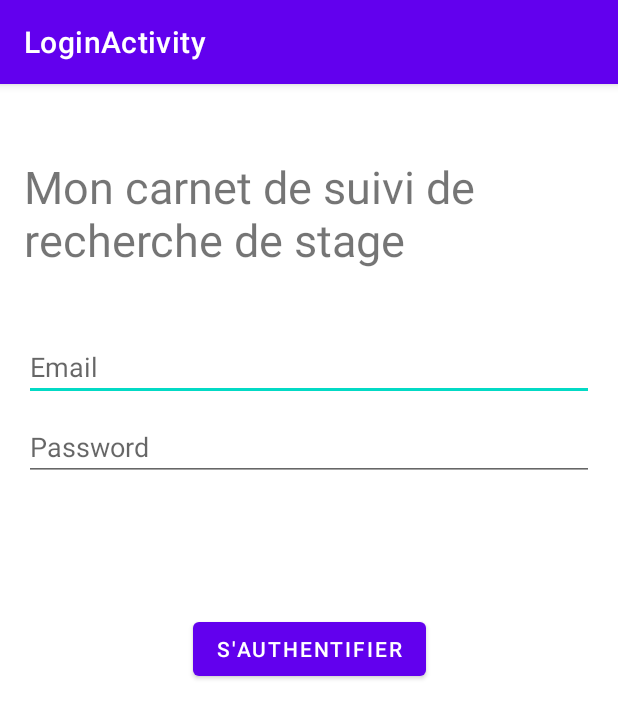
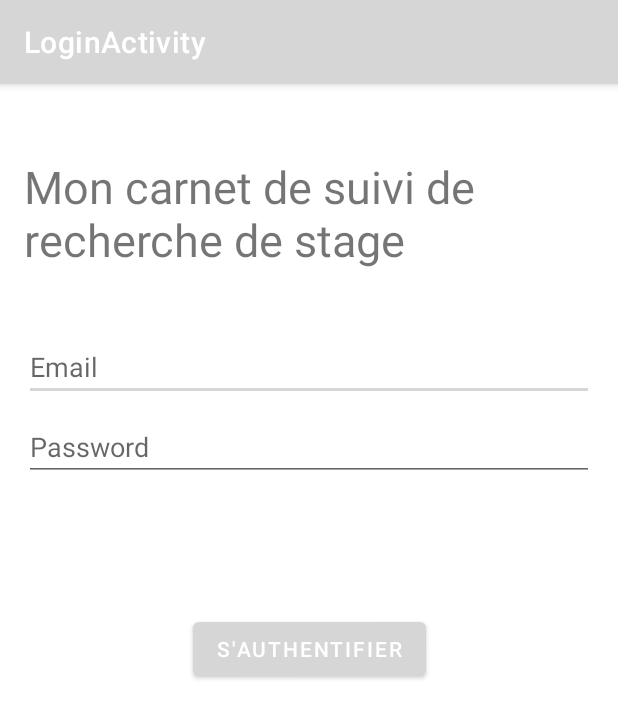
Before and after one commit to ruets/MonCarnetDeStage, an Android app: the screen it shows after launch (LoginActivity), on a phone screen of 412 x 824 dp. Shown: the top 718 px of the screen. Run offline under Robolectric (Android 15) with nearby library versions, the phone set to English and light mode, and no system bars.

Commit message:
Change color scheme

```diff
--- a/app/src/main/res/values-night/themes.xml
+++ b/app/src/main/res/values-night/themes.xml
@@ -1,14 +1,15 @@
 <resources xmlns:tools="http://schemas.android.com/tools">
     <!-- Base application theme. -->
     <style name="Theme.SaeProjet" parent="Theme.MaterialComponents.DayNight.DarkActionBar">
+
         <!-- Primary brand color. -->
-        <item name="colorPrimary">@color/purple_200</item>
-        <item name="colorPrimaryVariant">@color/purple_700</item>
+        <item name="colorPrimary">@color/main</item>
+        <item name="colorPrimaryVariant">@color/main</item>
         <item name="colorOnPrimary">@color/black</item>
         <!-- Secondary brand color. -->
-        <item name="colorSecondary">@color/teal_200</item>
-        <item name="colorSecondaryVariant">@color/teal_200</item>
-        <item name="colorOnSecondary">@color/black</item>
+        <item name="colorSecondary">@color/secondary</item>
+        <item name="colorSecondaryVariant">@color/secondary</item>
+        <item name="colorOnSecondary">@color/white</item>
         <!-- Status bar color. -->
         <item name="android:statusBarColor">?attr/colorPrimaryVariant</item>
         <!-- Customize your theme here. -->
--- a/app/src/main/res/values/themes.xml
+++ b/app/src/main/res/values/themes.xml
@@ -1,13 +1,14 @@
 <resources xmlns:tools="http://schemas.android.com/tools">
     <!-- Base application theme. -->
     <style name="Theme.SaeProjet" parent="Theme.MaterialComponents.DayNight.DarkActionBar">
+
         <!-- Primary brand color. -->
-        <item name="colorPrimary">@color/purple_500</item>
-        <item name="colorPrimaryVariant">@color/purple_700</item>
+        <item name="colorPrimary">@color/main</item>
+        <item name="colorPrimaryVariant">@color/main</item>
         <item name="colorOnPrimary">@color/white</item>
         <!-- Secondary brand color. -->
-        <item name="colorSecondary">@color/teal_200</item>
-        <item name="colorSecondaryVariant">@color/teal_700</item>
+        <item name="colorSecondary">@color/secondary</item>
+        <item name="colorSecondaryVariant">@color/secondary</item>
         <item name="colorOnSecondary">@color/black</item>
         <!-- Status bar color. -->
         <item name="android:statusBarColor">?attr/colorPrimaryVariant</item>
```
